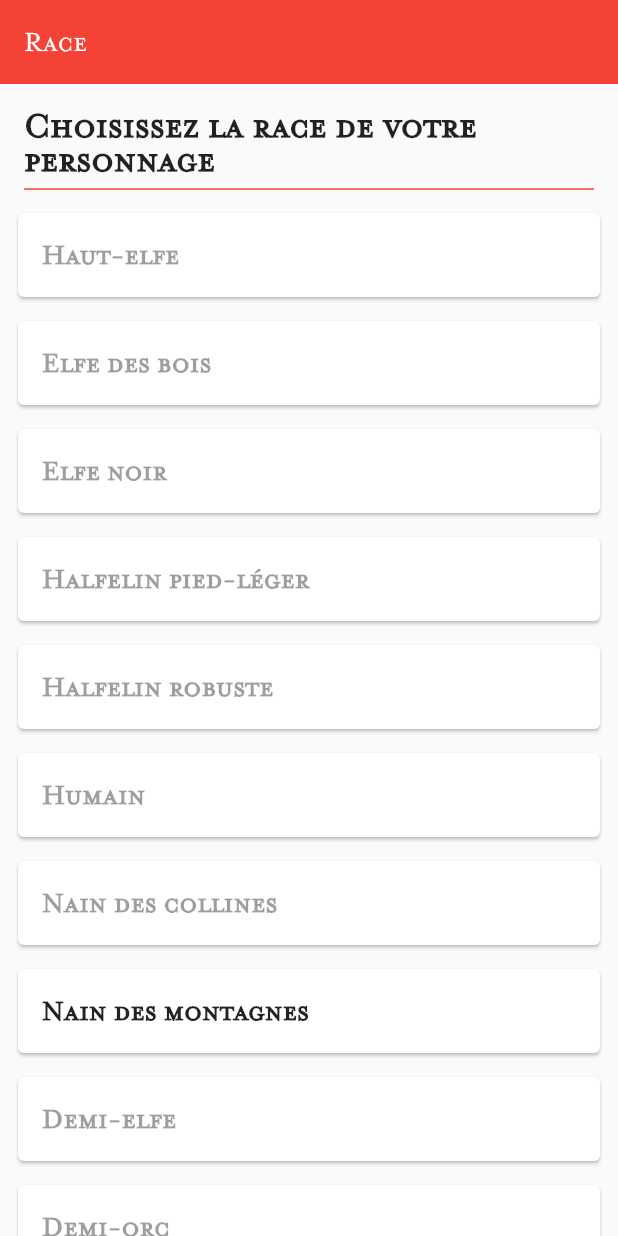
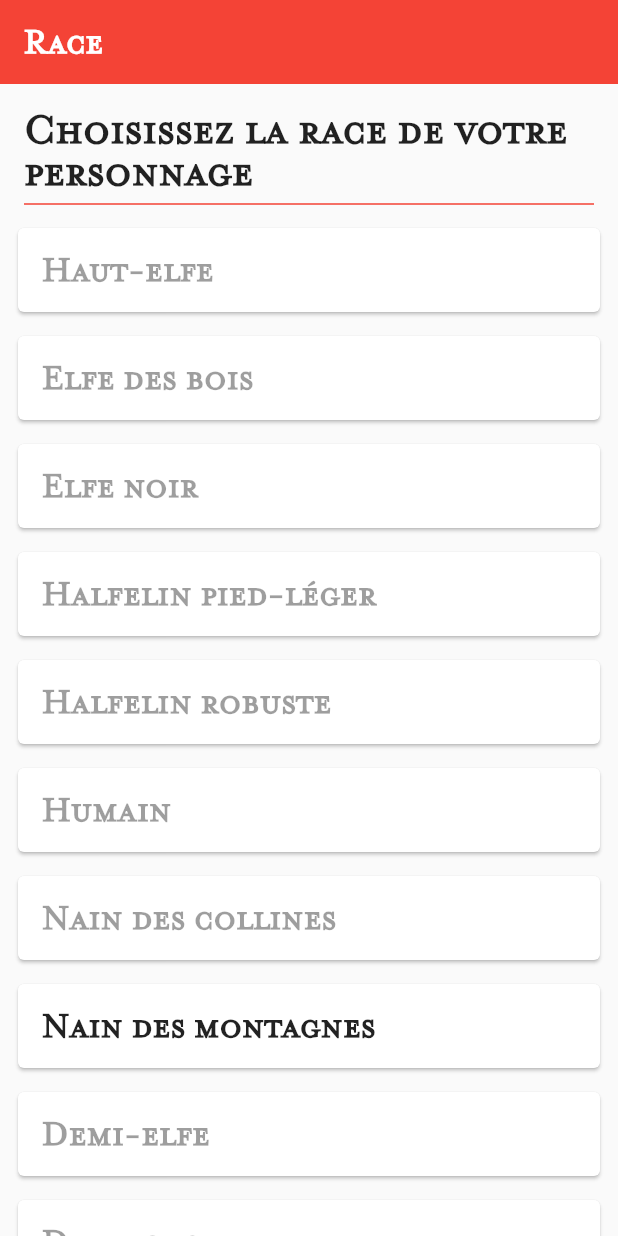
Before and after one commit to ymauray/dd5tools, a Flutter app: the RaceSelector screen opened directly, on a phone screen of 412 x 824 dp. Run offline on Flutter 3.47's test engine with Material 2 defaults, Android fonts, the phone set to English and light mode, and no system bars; our stand-ins replace flutter_bloc.

Commit message:
Font sizes

```diff
--- a/lib/app_theme.dart
+++ b/lib/app_theme.dart
@@ -10,33 +10,40 @@ class AppTheme {
       titleTextStyle: const TextTheme(
         headline6: TextStyle(
           color: Colors.white,
-          fontSize: 20,
+          //fontSize: 20,
+          fontSize: 25,
+          fontWeight: FontWeight.bold,
           fontFamily: 'Mr Eaves Small Caps (Remake)',
         ),
       ).headline6,
     ),
     textTheme: const TextTheme(
       bodyMedium: TextStyle(
-        fontSize: 16,
+        //fontSize: 16,
+        fontSize: 20,
         fontFamily: 'Bookinsanity (Remake)',
       ),
       labelLarge: TextStyle(
-        fontSize: 20,
+        //fontSize: 20,
+        fontSize: 25,
         fontFamily: 'Mr Eaves Small Caps (Remake)',
         color: Colors.white,
       ),
       titleLarge: TextStyle(
+        //fontSize: 25,
+        fontSize: 30,
+        fontFamily: 'Mr Eaves Small Caps (Remake)',
+        fontWeight: FontWeight.bold,
+      ),
+      titleMedium: TextStyle(
+        //fontSize: 20,
         fontSize: 25,
         fontFamily: 'Mr Eaves Small Caps (Remake)',
         fontWeight: FontWeight.bold,
       ),
-      titleMedium: TextStyle(
+      titleSmall: TextStyle(
+        //fontSize: 16,
         fontSize: 20,
-        fontFamily: 'Mr Eaves Small Caps (Remake)',
-        fontWeight: FontWeight.bold,
-      ),
-      titleSmall: TextStyle(
-        fontSize: 16,
         fontFamily: 'Mr Eaves Small Caps (Remake)',
         fontWeight: FontWeight.bold,
       ),
```
